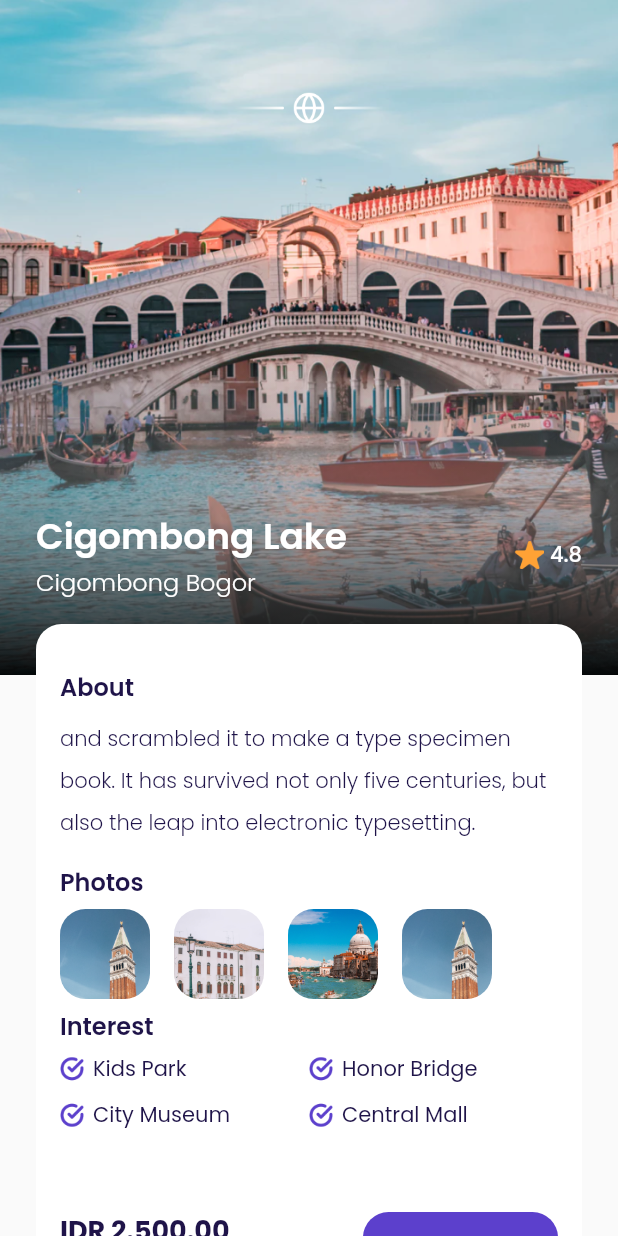
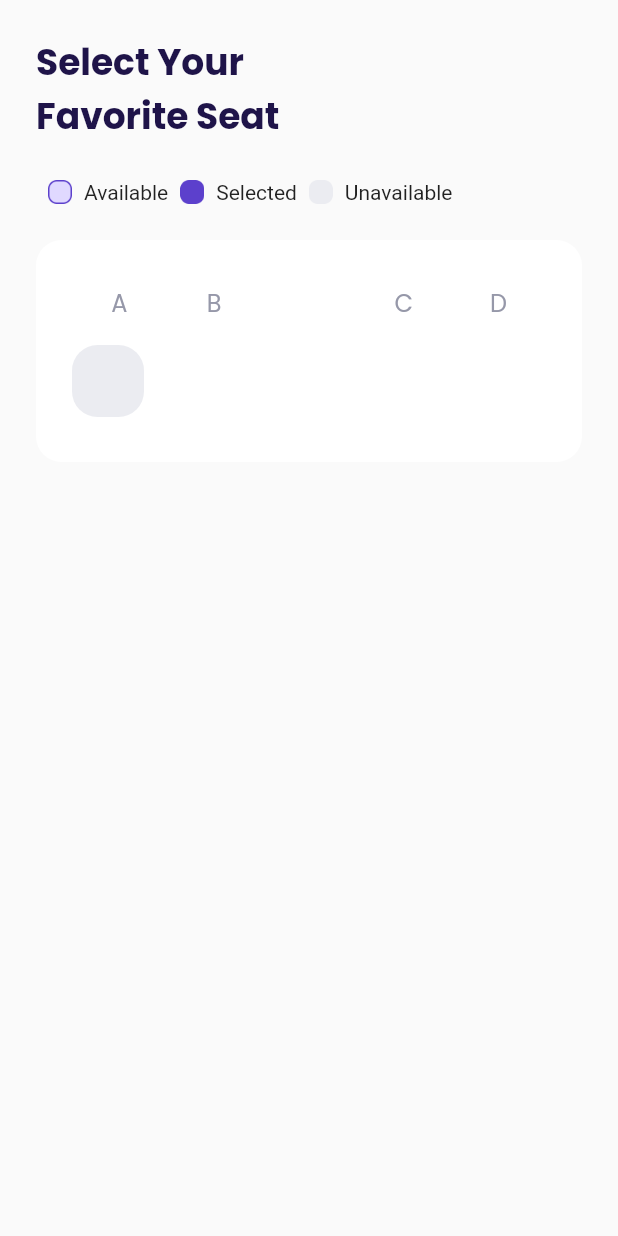
Before and after one commit to Bintaaaa/air_plane_flutter, a Flutter app: the DetailPage screen opened by its route, after a tap on "Book Now", on a phone screen of 412 x 824 dp. Run offline on Flutter 3.47's test engine with Material 2 defaults, Android fonts, the phone set to English and light mode, and no system bars; our stand-ins replace google_fonts.

Commit message:
Setengah jadi halaman choose seat

```diff
--- a/lib/main.dart
+++ b/lib/main.dart
@@ -1,4 +1,5 @@
 import 'package:air_plane/ui/pages/bonus_page.dart';
+import 'package:air_plane/ui/pages/choose_seat_page.dart';
 import 'package:air_plane/ui/pages/detail_page.dart';
 import 'package:air_plane/ui/pages/get_started.dart';
 import 'package:air_plane/ui/pages/main_page.dart';
@@ -20,7 +21,8 @@ class MyApp extends StatelessWidget {
         '/sign-up-page': (context) => SignUpPage(),
         '/bonus': (context) => BonusPage(),
         '/main': (context) => MainPage(),
-        '/detail-page': (context) => DetailPage()
+        '/detail-page': (context) => DetailPage(),
+        '/choose-seat': (context) => ChooseSeatPage()
       },
     );
   }
--- a/lib/style/theme.dart
+++ b/lib/style/theme.dart
@@ -13,6 +13,7 @@ Color kRedColor = Color(0xffEB70A5);
 Color kBackgroundColor = Color(0xffFAFAFA);
 Color kInActiveColor = Color(0xffDBD7EC);
 Color kTransparent = Colors.transparent;
+Color kUnavailable = Color(0xffEBECF1);
 
 
 TextStyle blackTextStyle = GoogleFonts.poppins(
--- /dev/null
+++ b/lib/ui/pages/choose_seat_page.dart
@@ -0,0 +1,115 @@
+import 'package:air_plane/style/theme.dart';
+import 'package:air_plane/ui/widgets/item_seat_status.dart';
+import 'package:flutter/material.dart';
+
+class ChooseSeatPage extends StatelessWidget {
+  const ChooseSeatPage({Key? key}) : super(key: key);
+
+  Widget title() {
+    return Container(
+      margin: EdgeInsets.only(top: defaultMargin),
+      child: Text(
+        "Select Your\nFavorite Seat",
+        style: blackTextStyle.copyWith(fontSize: 24, fontWeight: bold),
+      ),
+    );
+  }
+
+  Widget seatStatus() {
+    return Row(
+      children: [
+        ItemSeatStatus(imgUrl: "icon_available", status: "Available"),
+        ItemSeatStatus(imgUrl: "icon_selected", status: "Selected"),
+        ItemSeatStatus(imgUrl: "icon_unavailable", status: "Unavailable"),
+      ],
+    );
+  }
+
+  Widget selectedSeat() {
+    return Container(
+      width: double.infinity,
+      margin: EdgeInsets.only(top: defaultMargin),
+      padding: EdgeInsets.symmetric(
+        horizontal: defaultMargin,
+        vertical: 30,
+      ),
+      decoration: BoxDecoration(
+        borderRadius: BorderRadius.circular(17),
+        color: kWhiteColor,
+      ),
+      child: Column(
+        children: [
+          Row(
+            children: [
+              Expanded(
+                child: Center(
+                  child: Text(
+                    "A",
+                    style: greyTextStyle.copyWith(fontSize: 16),
+                  ),
+                ),
+              ),
+              Expanded(
+                child: Center(
+                  child: Text(
+                    "B",
+                    style: greyTextStyle.copyWith(fontSize: 16),
+                  ),
+                ),
+              ),
+              Expanded(
+                child: Center(
+                  child: Text(
+                    "",
+                    style: greyTextStyle.copyWith(fontSize: 16),
+                  ),
+                ),
+              ),
+              Expanded(
+                child: Center(
+                  child: Text(
+                    "C",
+                    style: greyTextStyle.copyWith(fontSize: 16),
+                  ),
+                ),
+              ),
+              Expanded(
+                child: Center(
+                  child: Text(
+                    "D",
+                    style: greyTextStyle.copyWith(fontSize: 16),
+                  ),
+                ),
+              ),
+            ],
+          ),
+          Row(
+            children: [
+              Container(
+                width: 48,
+                height: 48,
+                margin: EdgeInsets.only(top: 16),
+                decoration: BoxDecoration(
+                    borderRadius: BorderRadius.circular(17),
+                    color: kUnavailable),
+              ),
+            ],
+          )
+        ],
+      ),
+    );
+  }
+
+  @override
+  Widget build(BuildContext context) {
+    return Scaffold(
+      backgroundColor: kBackgroundColor,
+      body: SafeArea(
+        child: ListView(
+          padding: EdgeInsets.symmetric(horizontal: defaultMargin),
+          children: [title(), seatStatus(), selectedSeat()],
+        ),
+      ),
+    );
+  }
+}
--- a/lib/ui/pages/detail_page.dart
+++ b/lib/ui/pages/detail_page.dart
@@ -192,7 +192,9 @@ class DetailPage extends StatelessWidget {
                             ],
                           ),
                         ),
-                        ItemButton(title: "Book Now", width: 130, onPressed: (){})
+                        ItemButton(title: "Book Now", width: 130, onPressed: (){
+                          Navigator.pushNamed(context, "/choose-seat");
+                        })
                       ],
                     ),
                   ),
--- /dev/null
+++ b/lib/ui/widgets/item_seat_status.dart
@@ -0,0 +1,32 @@
+import 'package:air_plane/style/theme.dart';
+import 'package:flutter/material.dart';
+
+class ItemSeatStatus extends StatelessWidget {
+  final String imgUrl;
+  final String status;
+
+  const ItemSeatStatus({Key? key, required this.imgUrl, required this.status})
+      : super(key: key);
+
+  @override
+  Widget build(BuildContext context) {
+    return Container(
+      margin: EdgeInsets.only(top: defaultMargin),
+      child: Expanded(
+        child: Row(
+          children: [
+            Container(
+              width: 16,
+              height: 16,
+              margin: EdgeInsets.only(left: 8, right: 8),
+              decoration: BoxDecoration(
+                image: DecorationImage(image: AssetImage("assets/$imgUrl.png")),
+              ),
+            ),
+            Text("$status")
+          ],
+        ),
+      ),
+    );
+  }
+}
```
Also changed, not shown: pubspec.lock.
